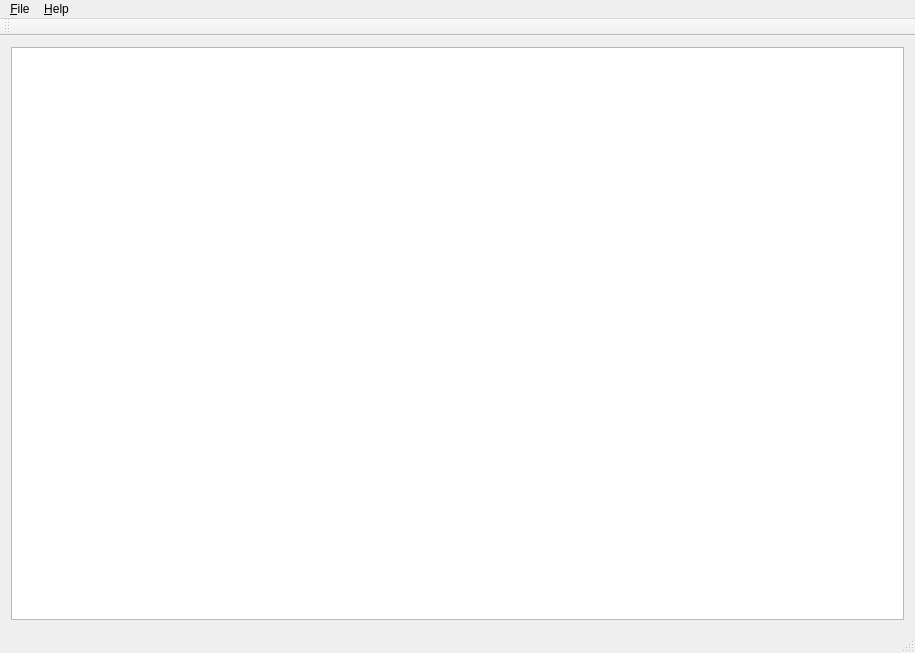
Old version of the form mainwindow.ui in the repository spatial-model-editor/spatial-model-editor.
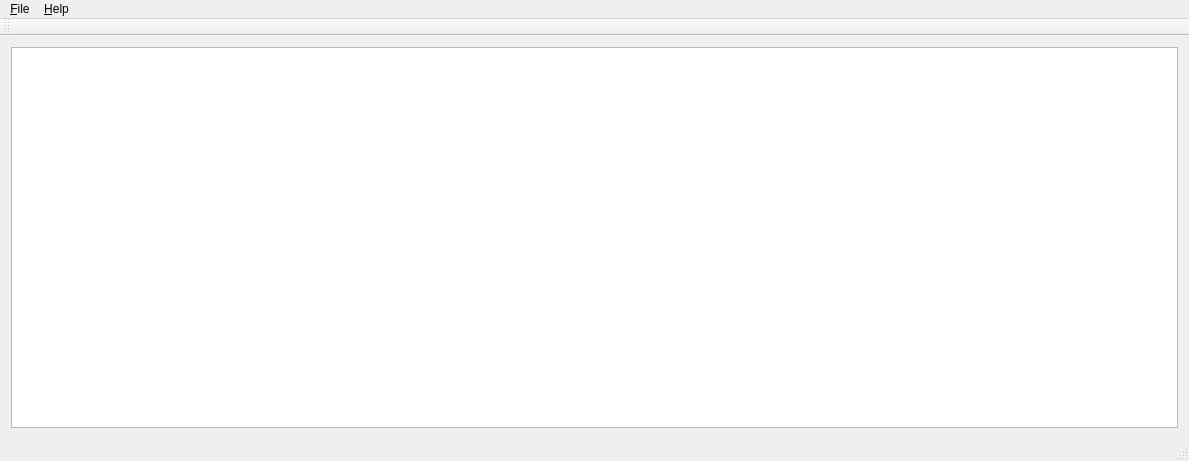
New version of the form.

What changed in the file:
```diff
--- a/mainwindow.ui
+++ b/mainwindow.ui
@@ -6,8 +6,8 @@
    <rect>
     <x>0</x>
     <y>0</y>
-    <width>915</width>
-    <height>653</height>
+    <width>1189</width>
+    <height>461</height>
    </rect>
   </property>
   <property name="windowTitle">
@@ -25,7 +25,7 @@
     <rect>
      <x>0</x>
      <y>0</y>
-     <width>915</width>
+     <width>1189</width>
      <height>29</height>
     </rect>
    </property>
@@ -45,6 +45,7 @@
    <addaction name="menuHello"/>
    <addaction name="menu_Help"/>
   </widget>
+  <widget class="QStatusBar" name="statusBar"/>
   <widget class="QToolBar" name="mainToolBar">
    <attribute name="toolBarArea">
     <enum>TopToolBarArea</enum>
@@ -53,7 +54,6 @@
     <bool>false</bool>
    </attribute>
   </widget>
-  <widget class="QStatusBar" name="statusBar"/>
   <action name="actionE_xit">
    <property name="text">
     <string>E&amp;xit</string>
```
Left out of the diff: 15 changed lines with no effect on the pictures.
